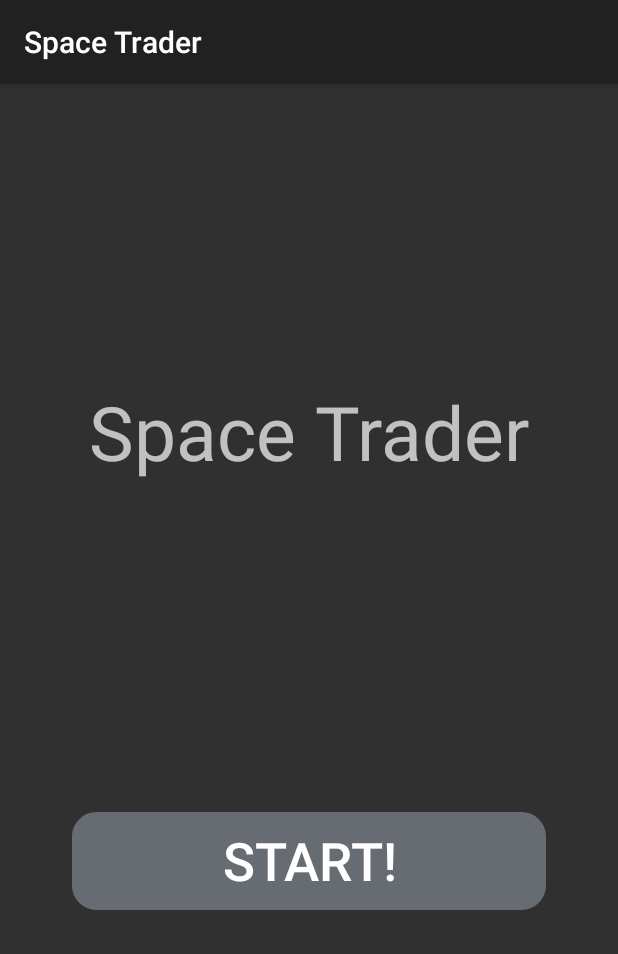
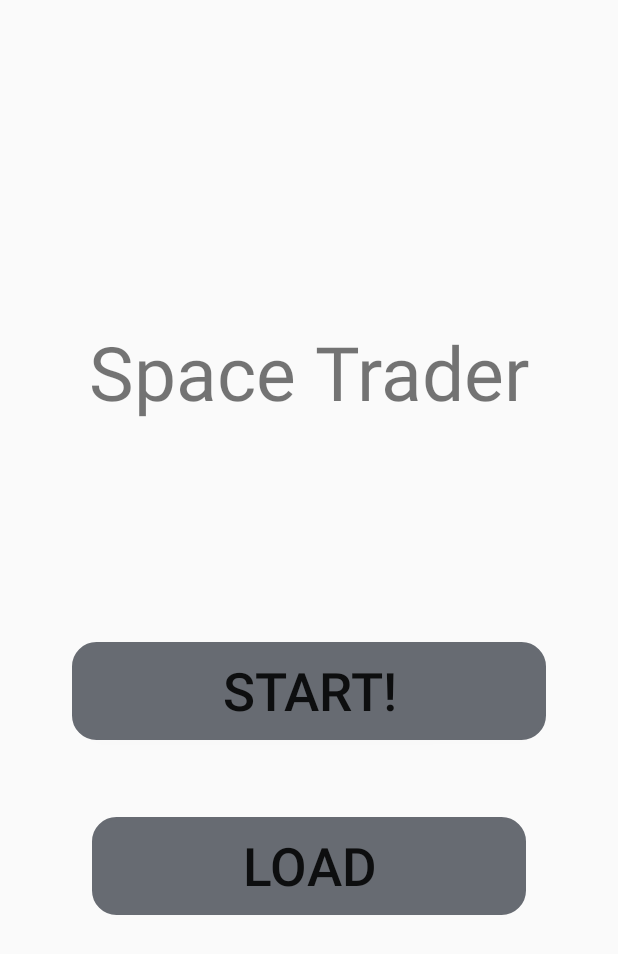
Before and after one commit to helblazer811/SpaceTrader, an Android app: the StartActivity screen opened directly, with no data from a screen before it, on a phone screen of 412 x 824 dp. Shown: the top 954 px of the screen. Run offline under Robolectric (Android 15) with nearby library versions, the phone set to English and light mode, and no system bars.

Commit message:
working tab view. I had to change the app theme to get this to work. It looks ugly so I need to look into an alternative.

```diff
--- a/app/src/main/java/com/example/spacetrader/dataaccess/room/RoomDatabaseObject.java
+++ b/app/src/main/java/com/example/spacetrader/dataaccess/room/RoomDatabaseObject.java
@@ -13,6 +13,9 @@ import com.example.spacetrader.entities.Player;
 @Database(entities = {Player.class, Game.class }, version = 1)
 @TypeConverters({GameDifficultyTypeConverter.class})
 public abstract class RoomDatabaseObject extends RoomDatabase {
+    /*
+        This class contains the
+     */
 
     public abstract GameDao getGameDao();
     public abstract PlayerDao getPlayerDao();
--- a/app/src/main/java/com/example/spacetrader/entities/Player.java
+++ b/app/src/main/java/com/example/spacetrader/entities/Player.java
@@ -3,10 +3,7 @@ package com.example.spacetrader.entities;
 import android.arch.persistence.room.Embedded;
 import android.arch.persistence.room.Entity;
 import android.arch.persistence.room.PrimaryKey;
-import android.arch.persistence.room.TypeConverter;
 import android.support.annotation.NonNull;
-
-import com.example.spacetrader.dataaccess.typeconverters.GameDifficultyTypeConverter;
 
 import java.util.Map;
 
--- a/app/src/main/java/com/example/spacetrader/dataaccess/GameInitializer.java
+++ b/app/src/main/java/com/example/spacetrader/entities/initializers/GameInitializer.java
@@ -1,4 +1,4 @@
-package com.example.spacetrader.dataaccess;
+package com.example.spacetrader.entities.initializers;
 
 import com.example.spacetrader.entities.Player;
 import com.example.spacetrader.entities.Universe;
--- a/app/src/main/java/com/example/spacetrader/dataaccess/PlayerInitializer.java
+++ b/app/src/main/java/com/example/spacetrader/entities/initializers/PlayerInitializer.java
@@ -1,4 +1,4 @@
-package com.example.spacetrader.dataaccess;
+package com.example.spacetrader.entities.initializers;
 
 import android.util.Log;
 
--- a/app/src/main/java/com/example/spacetrader/views/StartActivity.java
+++ b/app/src/main/java/com/example/spacetrader/views/StartActivity.java
@@ -14,8 +14,13 @@ public class StartActivity extends Activity {
         super.onCreate(savedInstanceState);
         setContentView(R.layout.activity_start);
 
-        final Button button = findViewById(R.id.button);
-        button.setOnClickListener(new View.OnClickListener() {
+        defineStartButton();
+        defineLoadButton();
+    }
+
+    private void defineStartButton(){
+        final Button start = findViewById(R.id.button);
+        start.setOnClickListener(new View.OnClickListener() {
             @Override
             public void onClick(View v) {
                 Intent myIntent = new Intent(StartActivity.this, PlayerConfigurationActivity.class);
@@ -23,4 +28,15 @@ public class StartActivity extends Activity {
             }
         });
     }
+
+    private void defineLoadButton(){
+        final Button load = findViewById(R.id.button2);
+        load.setOnClickListener(new View.OnClickListener() {
+            @Override
+            public void onClick(View v) {
+                Intent myIntent = new Intent(StartActivity.this, LoadActivity.class);
+                startActivity(myIntent);
+            }
+        });
+    }
 }
--- /dev/null
+++ b/app/src/main/res/layout/activity_load.xml
@@ -0,0 +1,6 @@
+<?xml version="1.0" encoding="utf-8"?>
+<android.support.constraint.ConstraintLayout
+    xmlns:android="http://schemas.android.com/apk/res/android" android:layout_width="match_parent"
+    android:layout_height="match_parent">
+
+</android.support.constraint.ConstraintLayout>
--- a/app/src/main/res/layout/activity_start.xml
+++ b/app/src/main/res/layout/activity_start.xml
@@ -22,18 +22,34 @@
         android:id="@+id/button"
         android:layout_width="wrap_content"
         android:layout_height="65dp"
-        android:layout_marginTop="467dp"
-        android:layout_marginBottom="199dp"
+        android:layout_marginStart="103dp"
+        android:layout_marginTop="376dp"
+        android:layout_marginEnd="103dp"
+        android:background="@drawable/ic_button_bg_rounded_corners"
         android:elevation="9dp"
-        android:background="@drawable/ic_button_bg_rounded_corners"
+        android:paddingHorizontal="150px"
         android:text="Start!"
         android:textSize="35sp"
+        app:layout_constraintEnd_toEndOf="parent"
+        app:layout_constraintStart_toStartOf="parent"
+        app:layout_constraintTop_toTopOf="parent"
+        app:layout_constraintBottom_toTopOf="@id/button2"/>
+
+    <Button
+        android:id="@+id/button2"
+        android:layout_width="wrap_content"
+        android:layout_height="65dp"
+        android:layout_marginStart="118dp"
+        android:layout_marginEnd="118dp"
+        android:layout_marginBottom="162dp"
+        android:background="@drawable/ic_button_bg_rounded_corners"
+        android:elevation="9dp"
         android:paddingHorizontal="150px"
+        android:text="Load"
+        android:textSize="35sp"
         app:layout_constraintBottom_toBottomOf="parent"
         app:layout_constraintEnd_toEndOf="parent"
-        app:layout_constraintHorizontal_bias="0.5"
         app:layout_constraintStart_toStartOf="parent"
-        app:layout_constraintTop_toTopOf="parent"
-        />
+        app:layout_constraintTop_toBottomOf="@id/button"/>
 
 </android.support.constraint.ConstraintLayout>
--- /dev/null
+++ b/app/src/main/res/layout/fragment_map.xml
@@ -0,0 +1,6 @@
+<?xml version="1.0" encoding="utf-8"?>
+<android.support.constraint.ConstraintLayout
+    xmlns:android="http://schemas.android.com/apk/res/android" android:layout_width="match_parent"
+    android:layout_height="match_parent">
+
+</android.support.constraint.ConstraintLayout>
--- a/app/src/main/res/values/styles.xml
+++ b/app/src/main/res/values/styles.xml
@@ -1,7 +1,7 @@
 <resources>
 
     <!-- Base application theme. -->
-    <style name="AppTheme" parent="android:Theme.Material">
+    <style name="AppTheme" parent="Theme.AppCompat.DayNight.DarkActionBar">
         <!-- Customize your theme here. -->
         <item name="colorPrimary">@color/colorPrimary</item>
         <item name="colorPrimaryDark">@color/colorPrimaryDark</item>
```
Also changed, not shown: app/src/main/AndroidManifest.xml (+7 -0 lines), app/src/main/java/com/example/spacetrader/viewmodels/LoadViewModel.java (added, +24 -0 lines), app/src/main/java/com/example/spacetrader/viewmodels/PlayerConfigurationViewModel.java (+6 -3 lines), app/src/main/java/com/example/spacetrader/views/LoadActivity.java (added, +15 -0 lines), app/src/main/java/com/example/spacetrader/views/PlayerConfigurationActivity.java (+40 -18 lines), app/src/main/java/com/example/spacetrader/views/maingame/MainActivity.java (added, +30 -0 lines), app/src/main/java/com/example/spacetrader/views/maingame/MapFragment.java (added, +37 -0 lines), app/src/main/java/com/example/spacetrader/views/maingame/PlayerInfoActivity.java (added, +13 -0 lines), app/src/main/java/com/example/spacetrader/views/maingame/SampleFragmentPagerAdapter.java (added, +33 -0 lines), app/src/main/res/layout/activity_main.xml (added, +29 -0 lines).
